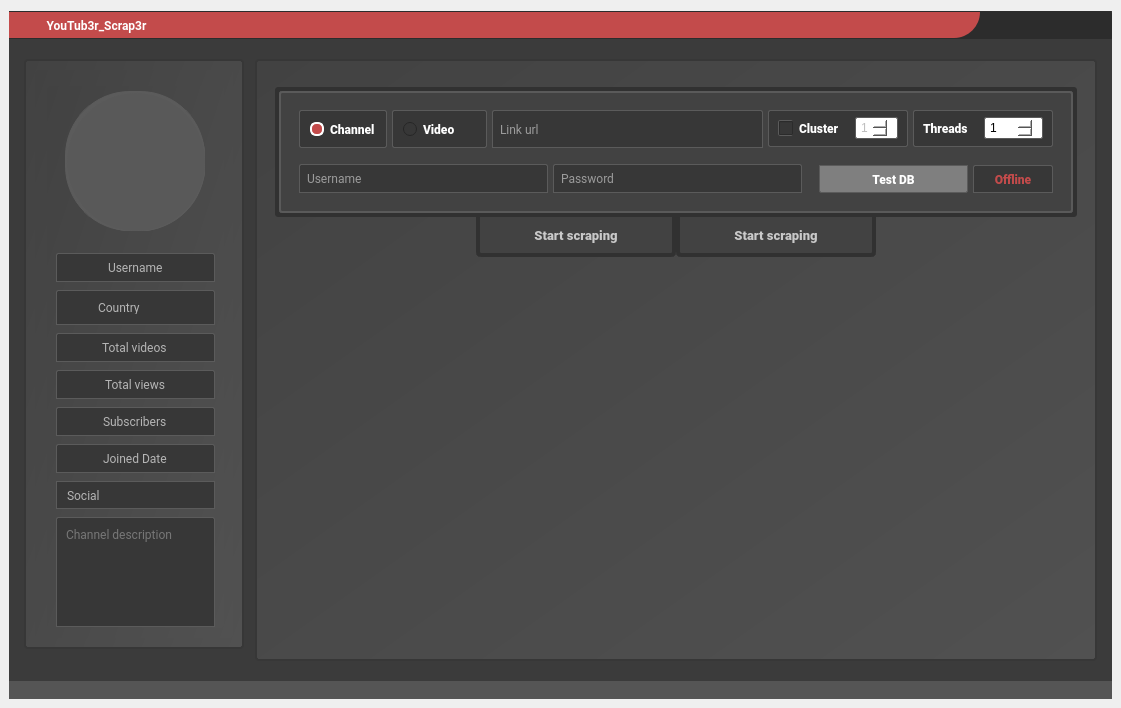
T4M1Z/GUI-PyQT5-Youtub3r_Scrap3r, file ui/second_gui_style.ui: the form before one commit.
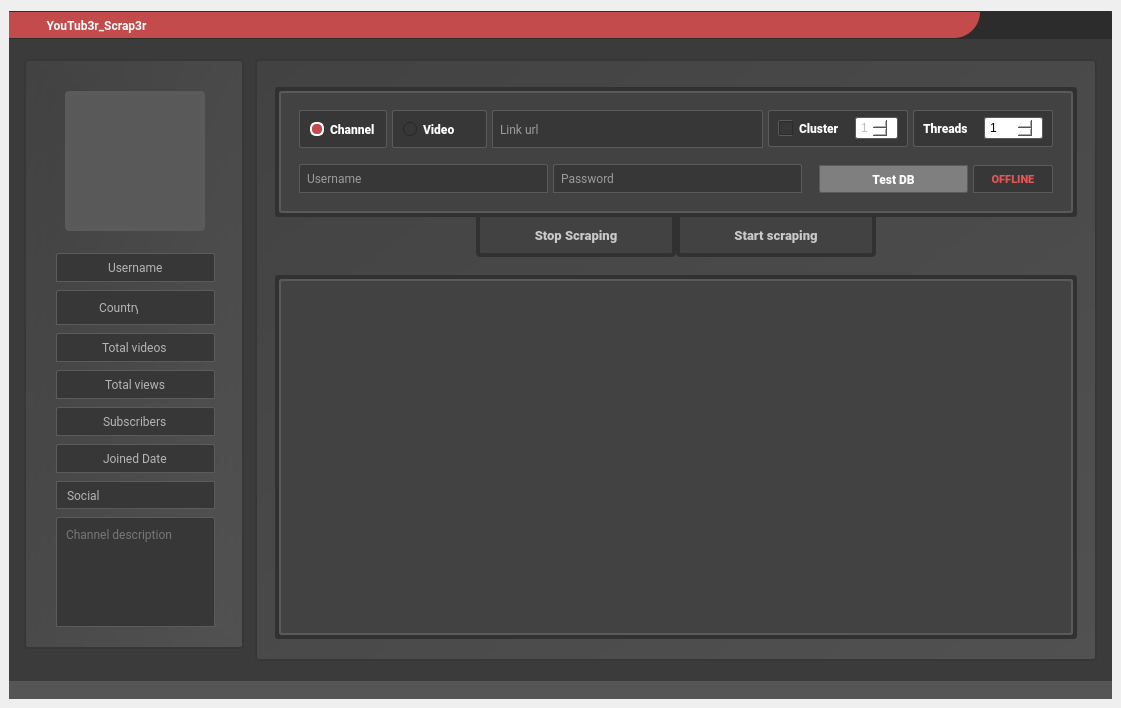
The form after the commit. Icons and pictures are not drawn.

Commit message: great changes, selenium inside gui, data channel input and other style...

What changed in the file:
```diff
--- a/ui/second_gui_style.ui
+++ b/ui/second_gui_style.ui
@@ -671,8 +671,8 @@
                             </size>
                            </property>
                            <property name="styleSheet">
-                            <string notr="true">border:1px solid rgb(91, 91, 91);
-border-radius:65px;
+                            <string notr="true">
+
 background-color:  rgb(91, 91, 91);</string>
                            </property>
                            <property name="frameShape">
@@ -686,44 +686,28 @@
                              <number>6</number>
                             </property>
                             <property name="leftMargin">
-                             <number>0</number>
+                             <number>3</number>
                             </property>
                             <property name="topMargin">
-                             <number>0</number>
+                             <number>3</number>
                             </property>
                             <property name="rightMargin">
-                             <number>9</number>
+                             <number>3</number>
                             </property>
                             <property name="bottomMargin">
-                             <number>0</number>
+                             <number>3</number>
                             </property>
                             <item>
-                             <widget class="QFrame" name="picture_channel">
-                              <property name="minimumSize">
-                               <size>
-                                <width>140</width>
-                                <height>140</height>
-                               </size>
-                              </property>
-                              <property name="maximumSize">
-                               <size>
-                                <width>140</width>
-                                <height>140</height>
-                               </size>
-                              </property>
+                             <widget class="QLabel" name="profile_image">
                               <property name="styleSheet">
-                               <string notr="true">
-background-color: rgb(89, 89, 89);
-
-border-radius:70px;
- border-image: url(:/channel/icons/channel/profile.jpg);
-</string>
+                               <string notr="true">    QLabel{
+        border:2px solid rgb(90, 90, 90);
+        background-color: rgb(89, 89, 89);
+        border-image: url(:/channel/icons/channel/profile.jpg);
+    }</string>
                               </property>
-                              <property name="frameShape">
-                               <enum>QFrame::StyledPanel</enum>
-                              </property>
-                              <property name="frameShadow">
-                               <enum>QFrame::Raised</enum>
+                              <property name="text">
+                               <string/>
                               </property>
                              </widget>
                             </item>
@@ -764,7 +748,7 @@
 
 
 QLineEdit::focus{
-	border:1px solid rgb(195, 75, 75);
+	border:1px solid  rgb(121,121, 121);
 }
 
 </string>
@@ -797,7 +781,7 @@
                         <property name="minimumSize">
                          <size>
                           <width>0</width>
-                          <height>35</height>
+                          <height>25</height>
                          </size>
                         </property>
                         <property name="maximumSize">
@@ -823,7 +807,7 @@
 
 
 QLineEdit::focus{
-	border:1px solid rgb(195, 75, 75);
+	border:1px solid  rgb(121,121, 121);
 }</string>
                         </property>
                         <property name="frameShape">
@@ -852,13 +836,13 @@
                           <widget class="QLabel" name="country_channel">
                            <property name="minimumSize">
                             <size>
-                             <width>51</width>
+                             <width>48</width>
                              <height>0</height>
                             </size>
                            </property>
                            <property name="maximumSize">
                             <size>
-                             <width>58</width>
+                             <width>52</width>
                              <height>24</height>
                             </size>
                            </property>
@@ -883,7 +867,13 @@
                           </widget>
                          </item>
                          <item>
-                          <widget class="QLabel" name="label_4">
+                          <widget class="QLabel" name="flag_label">
+                           <property name="minimumSize">
+                            <size>
+                             <width>0</width>
+                             <height>0</height>
+                            </size>
+                           </property>
                            <property name="maximumSize">
                             <size>
                              <width>27</width>
@@ -891,7 +881,7 @@
                             </size>
                            </property>
                            <property name="styleSheet">
-                            <string notr="true">image: url(:/flags/icons/flags/it.svg);
+                            <string notr="true">image: url(:/flags/icons/flags/none.svg);
 border:none;
 background-color: qlineargradient(spread:pad, x1:0, y1:0.0116818, x2:1, y2:1, stop:1 rgba(0, 0, 0, 0));</string>
                            </property>
@@ -934,7 +924,7 @@
 
 
 QLineEdit::focus{
-	border:1px solid rgb(195, 75, 75);
+	border:1px solid  rgb(121,121, 121);
 }
 
 </string>
@@ -993,7 +983,7 @@
 
 
 QLineEdit::focus{
-	border:1px solid rgb(195, 75, 75);
+	border:1px solid  rgb(121,121, 121);
 }
 
 </string>
@@ -1052,7 +1042,7 @@
 
 
 QLineEdit::focus{
-	border:1px solid rgb(195, 75, 75);
+	border:1px solid  rgb(121,121, 121);
 }
 
 </string>
@@ -1111,7 +1101,7 @@
 
 
 QLineEdit::focus{
-	border:1px solid rgb(195, 75, 75);
+	border:1px solid  rgb(121,121, 121);
 }
 
 </string>
@@ -1175,7 +1165,7 @@
 }
 
 QComboBox::focus{
-	border:1px solid rgb(195, 75, 75);
+	border:1px solid  rgb(121,121, 121);
 
 }
 /* Define a new custom arrow icon for the combo box */
@@ -1235,7 +1225,7 @@
 
 
 QTextEdit::focus{
-	border:1px solid rgb(195, 75, 75);
+	border:1px solid  rgb(121,121, 121);
 }
 
 </string>
@@ -1314,7 +1304,7 @@
             <property name="frameShadow">
              <enum>QFrame::Raised</enum>
             </property>
-            <layout class="QVBoxLayout" name="verticalLayout_13">
+            <layout class="QVBoxLayout" name="verticalLayout_13" stretch="0,0,15,0">
              <property name="spacing">
               <number>0</number>
              </property>
@@ -1650,7 +1640,7 @@
 QLineEdit::hover{background-color: rgb(59, 59, 59);}
 
 QLineEdit::focus{
-	border:1px solid rgb(195, 75, 75);
+	border:1px solid  rgb(121,121, 121);
 }</string>
                                  </property>
                                  <property name="placeholderText">
@@ -1797,7 +1787,7 @@
 		height:10px;
 		}
 QSpinBox::focus{
-	border:1px solid rgb(195, 75, 75);
+	border:1px solid  rgb(121,121, 121);
 }
 
 QSpinBox::up-arrow:hover { 	
@@ -1927,7 +1917,7 @@
 		height:10px;
 		}
 QSpinBox::focus{
-	border:1px solid rgb(195, 75, 75);
+	border:1px solid  rgb(121,121, 121);
 }
 
 QSpinBox::up-arrow:hover { 	
@@ -2034,7 +2024,7 @@
 QLineEdit::hover{background-color: rgb(59, 59, 59);}
 
 QLineEdit::focus{
-	border:1px solid rgb(195, 75, 75);
+	border:1px solid  rgb(121,121, 121);
 }</string>
                                  </property>
                                  <property name="echoMode">
@@ -2077,7 +2067,7 @@
 QLineEdit::hover{background-color: rgb(59, 59, 59);}
 
 QLineEdit::focus{
-	border:1px solid rgb(195, 75, 75);
+	border:1px solid  rgb(121,121, 121);
 }</string>
                                  </property>
                                  <property name="echoMode">
@@ -2227,6 +2217,7 @@
                                     <property name="font">
                                      <font>
                                       <family>Roboto Black</family>
+                                      <pointsize>8</pointsize>
                                       <weight>50</weight>
                                       <bold>false</bold>
                                      </font>
@@ -2234,7 +2225,7 @@
                                     <property name="styleSheet">
                                      <string notr="true">QLabel{
 background-color: rgb(55, 55, 55);
-	color: rgb(195, 75, 75);
+	color: rgb(227, 87, 87);
 border: 1px solid  rgb(91, 91, 91);
 border-bottom-left-radius:0px;
 border-top-left-radius:2px;
@@ -2245,7 +2236,7 @@
 </string>
                                     </property>
                                     <property name="text">
-                                     <string>Offline</string>
+                                     <string>OFFLINE</string>
                                     </property>
                                     <property name="alignment">
                                      <set>Qt::AlignCenter</set>
@@ -2293,7 +2284,7 @@
                  <number>0</number>
                 </property>
                 <property name="bottomMargin">
-                 <number>0</number>
+                 <number>9</number>
                 </property>
                 <item>
                  <spacer name="horizontalSpacer_3">
@@ -2352,7 +2343,7 @@
 }</string>
                   </property>
                   <property name="text">
-                   <string>Start scraping</string>
+                   <string>Stop Scraping</string>
                   </property>
                  </widget>
                 </item>
@@ -2421,7 +2412,74 @@
               </widget>
              </item>
              <item>
-              <layout class="QVBoxLayout" name="selenium_layout"/>
+              <widget class="QFrame" name="frame_14">
+               <property name="styleSheet">
+                <string notr="true">border:none;
+background-color: qlineargradient(spread:pad, x1:0, y1:0.0116818, x2:1, y2:1, stop:1 rgba(0, 0, 0, 0));</string>
+               </property>
+               <property name="frameShape">
+                <enum>QFrame::StyledPanel</enum>
+               </property>
+               <property name="frameShadow">
+                <enum>QFrame::Raised</enum>
+               </property>
+               <layout class="QHBoxLayout" name="horizontalLayout_18">
+                <item>
+                 <widget class="QFrame" name="frame_5">
+                  <property name="styleSheet">
+                   <string notr="true">background-color: rgb(49, 49, 49);
+border-radius:3px;
+border:0px;border:none</string>
+                  </property>
+                  <property name="frameShape">
+                   <enum>QFrame::StyledPanel</enum>
+                  </property>
+                  <property name="frameShadow">
+                   <enum>QFrame::Raised</enum>
+                  </property>
+                  <layout class="QHBoxLayout" name="horizontalLayout_14">
+                   <property name="leftMargin">
+                    <number>4</number>
+                   </property>
+                   <property name="topMargin">
+                    <number>4</number>
+                   </property>
+                   <property name="rightMargin">
+                    <number>4</number>
+                   </property>
+                   <property name="bottomMargin">
+                    <number>4</number>
+                   </property>
+                   <item>
+                    <widget class="QFrame" name="frame_2">
+                     <property name="styleSheet">
+                      <string notr="true">background-color: rgb(66, 66, 66);
+border:2px solid rgb(90, 90, 90);</string>
+                     </property>
+                     <property name="frameShape">
+                      <enum>QFrame::StyledPanel</enum>
+                     </property>
+                     <property name="frameShadow">
+                      <enum>QFrame::Raised</enum>
+                     </property>
+                     <layout class="QHBoxLayout" name="horizontalLayout_11">
+                      <property name="leftMargin">
+                       <number>9</number>
+                      </property>
+                      <property name="topMargin">
+                       <number>9</number>
+                      </property>
+                      <item>
+                       <layout class="QVBoxLayout" name="selenium_layout"/>
+                      </item>
+                     </layout>
+                    </widget>
+                   </item>
+                  </layout>
+                 </widget>
+                </item>
+               </layout>
+              </widget>
              </item>
              <item>
               <spacer name="verticalSpacer_4">
@@ -2431,7 +2489,7 @@
                <property name="sizeHint" stdset="0">
                 <size>
                  <width>20</width>
-                 <height>40</height>
+                 <height>2</height>
                 </size>
                </property>
               </spacer>
```
The commit also changes 28 other files.
